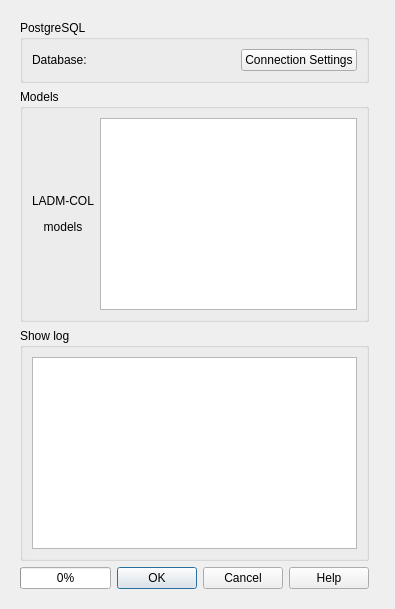
SwissTierrasColombia/Asistente-LADM-COL, file asistente_ladm_col/ui/qgis_model_baker/dlg_import_schema.ui: the form before one commit.
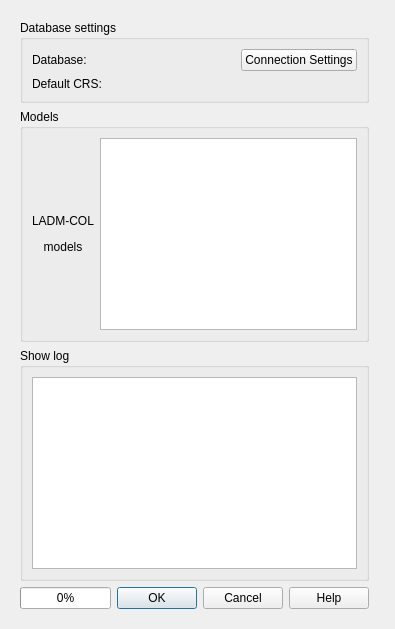
The form after the commit. Custom widgets are drawn as their Qt base class.

Commit message: Remove default epsg from settings. Include when create schema in data management

Patch:
```diff
--- a/asistente_ladm_col/ui/qgis_model_baker/dlg_import_schema.ui
+++ b/asistente_ladm_col/ui/qgis_model_baker/dlg_import_schema.ui
@@ -144,7 +144,7 @@
           </sizepolicy>
          </property>
          <property name="title">
-          <string>PostgreSQL</string>
+          <string>Database settings</string>
          </property>
          <layout class="QGridLayout" name="gridLayout">
           <item row="0" column="1">
@@ -178,6 +178,35 @@
             </property>
            </widget>
           </item>
+          <item row="1" column="1">
+           <widget class="QgsProjectionSelectionWidget" name="crsSelector" native="true">
+            <property name="sizePolicy">
+             <sizepolicy hsizetype="MinimumExpanding" vsizetype="Preferred">
+              <horstretch>0</horstretch>
+              <verstretch>0</verstretch>
+             </sizepolicy>
+            </property>
+            <property name="focusPolicy">
+             <enum>Qt::StrongFocus</enum>
+            </property>
+           </widget>
+          </item>
+          <item row="1" column="0">
+           <widget class="QLabel" name="crs_label">
+            <property name="font">
+             <font>
+              <weight>50</weight>
+              <bold>false</bold>
+             </font>
+            </property>
+            <property name="toolTip">
+             <string>Coordinate Reference System</string>
+            </property>
+            <property name="text">
+             <string>Default CRS:</string>
+            </property>
+           </widget>
+          </item>
          </layout>
         </widget>
        </item>
@@ -195,6 +224,12 @@
    <header>qgis.gui</header>
    <container>1</container>
   </customwidget>
+  <customwidget>
+   <class>QgsProjectionSelectionWidget</class>
+   <extends>QWidget</extends>
+   <header>qgis.gui</header>
+   <container>1</container>
+  </customwidget>
  </customwidgets>
  <tabstops>
   <tabstop>txtStdout</tabstop>
```
The commit also changes 3 other files.
